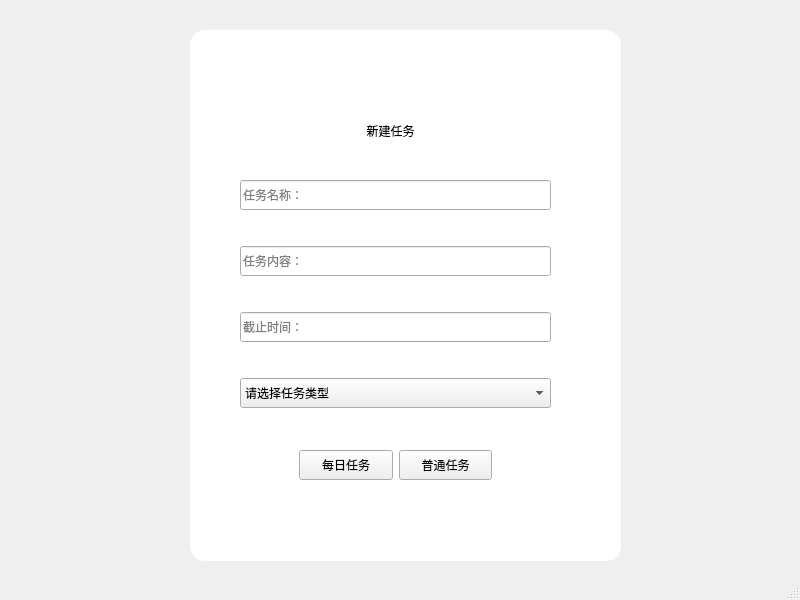
AiDahanwen/BUAA_2024_Python_Project, file frontend/add_task.ui: the form before one commit.
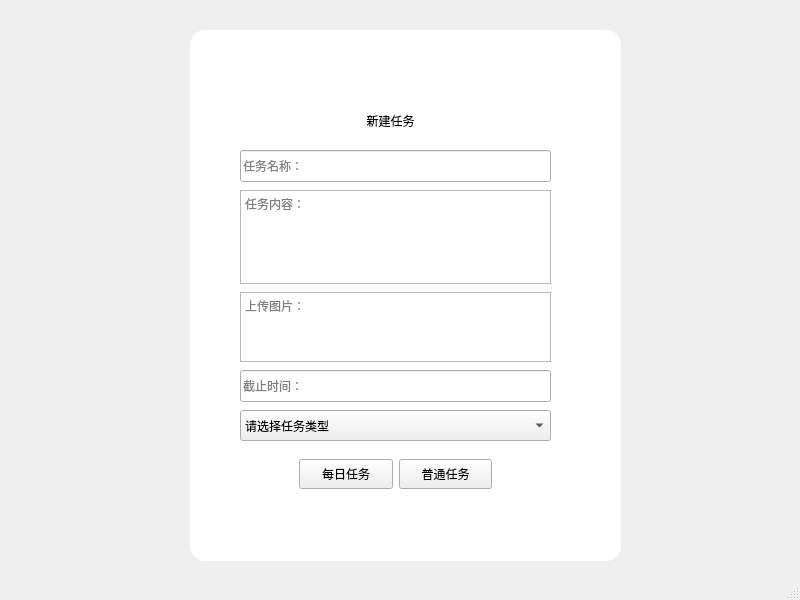
The form after the commit. Icons and pictures are not drawn.

The edit to the form file:
```diff
--- a/frontend/add_task.ui
+++ b/frontend/add_task.ui
@@ -49,7 +49,7 @@
      <property name="geometry">
       <rect>
        <x>130</x>
-       <y>80</y>
+       <y>70</y>
        <width>141</width>
        <height>41</height>
       </rect>
@@ -86,6 +86,9 @@
 }</string>
      </property>
      <layout class="QVBoxLayout" name="verticalLayout">
+      <property name="spacing">
+       <number>8</number>
+      </property>
       <property name="leftMargin">
        <number>0</number>
       </property>
@@ -101,9 +104,9 @@
       <item>
        <widget class="QLineEdit" name="lineEdit_F_check_2">
         <property name="sizePolicy">
-         <sizepolicy hsizetype="Expanding" vsizetype="Fixed">
+         <sizepolicy hsizetype="Expanding" vsizetype="Expanding">
           <horstretch>0</horstretch>
-          <verstretch>0</verstretch>
+          <verstretch>1</verstretch>
          </sizepolicy>
         </property>
         <property name="minimumSize">
@@ -121,26 +124,39 @@
        </widget>
       </item>
       <item>
-       <widget class="QLineEdit" name="lineEdit_F_check">
+       <widget class="QTextEdit" name="textEdit">
         <property name="sizePolicy">
-         <sizepolicy hsizetype="Expanding" vsizetype="Fixed">
+         <sizepolicy hsizetype="Expanding" vsizetype="Expanding">
           <horstretch>0</horstretch>
-          <verstretch>0</verstretch>
+          <verstretch>3</verstretch>
          </sizepolicy>
         </property>
-        <property name="minimumSize">
-         <size>
-          <width>0</width>
-          <height>30</height>
-         </size>
-        </property>
         <property name="placeholderText">
          <string>任务内容：</string>
         </property>
        </widget>
       </item>
+      <item>
+       <widget class="QTextEdit" name="textEdit_2">
+        <property name="sizePolicy">
+         <sizepolicy hsizetype="Expanding" vsizetype="Expanding">
+          <horstretch>0</horstretch>
+          <verstretch>1</verstretch>
+         </sizepolicy>
+        </property>
+        <property name="placeholderText">
+         <string>上传图片：</string>
+        </property>
+       </widget>
+      </item>
       <item>
        <widget class="QLineEdit" name="lineEdit_F_password1">
+        <property name="sizePolicy">
+         <sizepolicy hsizetype="Expanding" vsizetype="Expanding">
+          <horstretch>0</horstretch>
+          <verstretch>1</verstretch>
+         </sizepolicy>
+        </property>
         <property name="minimumSize">
          <size>
           <width>0</width>
@@ -154,12 +170,24 @@
       </item>
       <item>
        <widget class="QComboBox" name="comboBox">
+        <property name="sizePolicy">
+         <sizepolicy hsizetype="Preferred" vsizetype="Expanding">
+          <horstretch>0</horstretch>
+          <verstretch>1</verstretch>
+         </sizepolicy>
+        </property>
         <property name="minimumSize">
          <size>
           <width>0</width>
           <height>30</height>
          </size>
         </property>
+        <property name="placeholderText">
+         <string notr="true"/>
+        </property>
+        <property name="duplicatesEnabled">
+         <bool>true</bool>
+        </property>
         <item>
          <property name="text">
           <string>请选择任务类型</string>
@@ -246,7 +274,7 @@
      <property name="geometry">
       <rect>
        <x>100</x>
-       <y>411</y>
+       <y>420</y>
        <width>211</width>
        <height>41</height>
       </rect>
```
